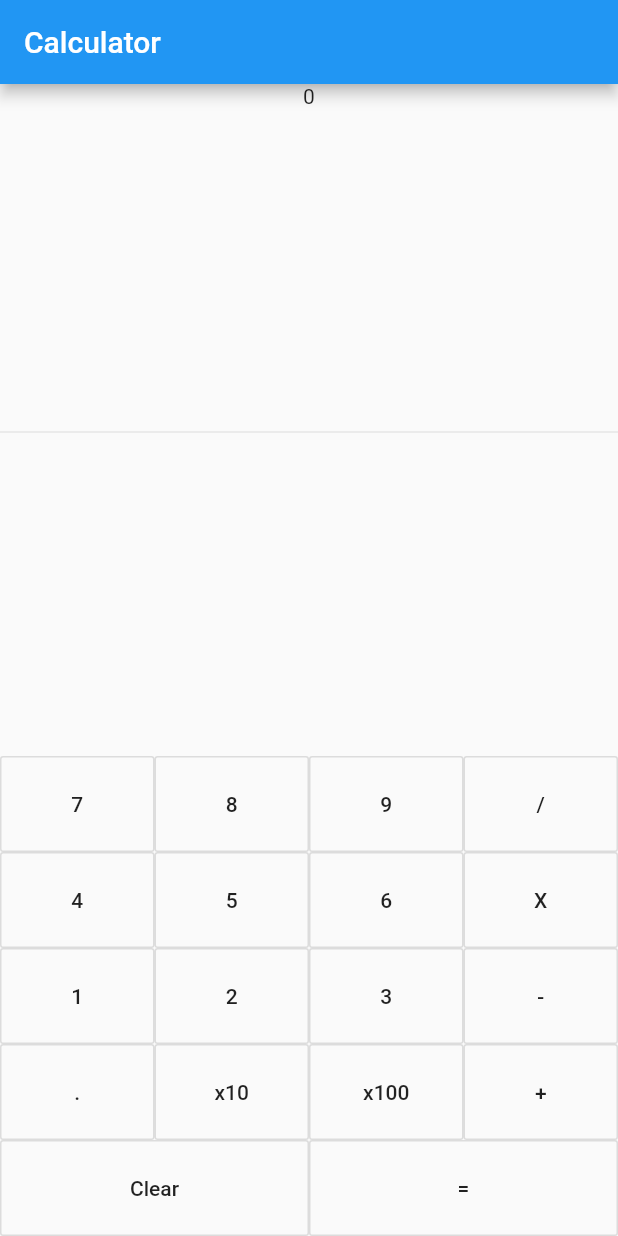
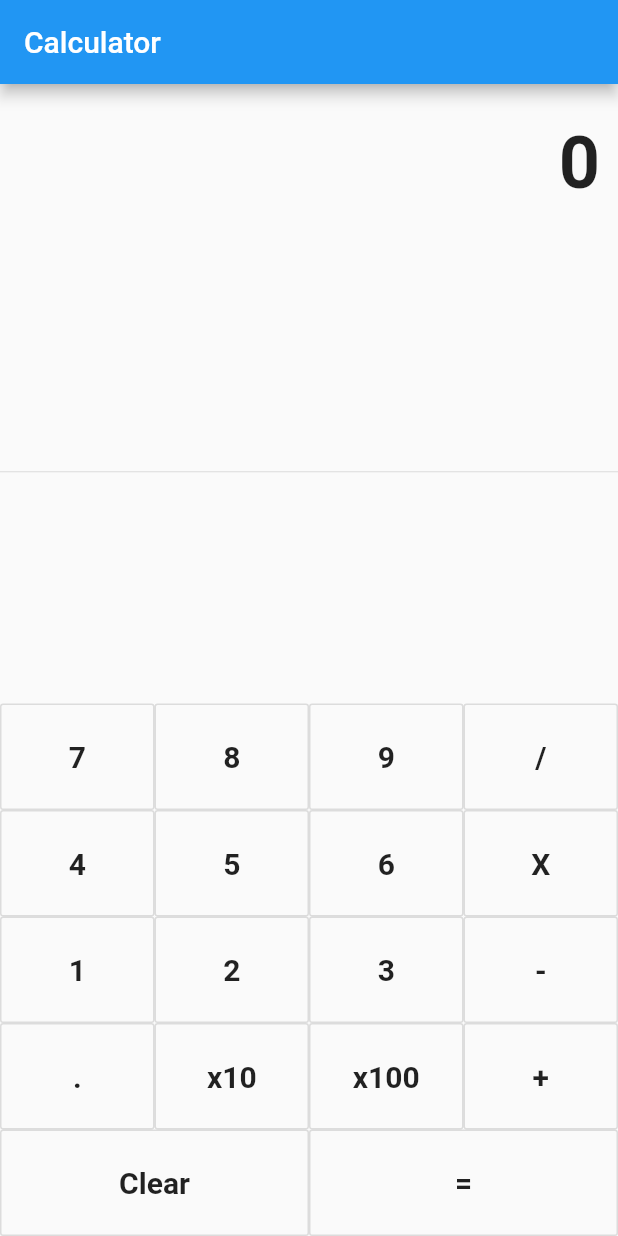
Before and after one commit to kurokawayuki28/flutterAppYolo, a Flutter app: the screen it shows after launch, on a phone screen of 412 x 824 dp. Run offline on Flutter 3.47's test engine with Material 2 defaults, Android fonts, the phone set to English and light mode, and no system bars.

Commit message:
Update 8

```diff
--- a/lib/main.dart
+++ b/lib/main.dart
@@ -30,7 +30,11 @@ class _MyHomePageState extends State<MyHomePage> {
       return  new Expanded (
           child: new OutlineButton(
             padding: new EdgeInsets.all(24.0),
-            child: new Text(buttonText),
+            child: new Text(buttonText,
+              style: TextStyle(
+                fontSize: 20.0,
+                fontWeight: FontWeight.bold
+              )),
             onPressed: () => {},
             ),
         );
@@ -45,9 +49,19 @@ class _MyHomePageState extends State<MyHomePage> {
           title: new Text(widget.title),
         ),
         body: new Container(
-          child: new Column(children: <Widget>[
-            new Text("0"),
+            child: new Column(
+          children: <Widget>[
+            new Container(
+              alignment: Alignment.centerRight,
+              padding: new EdgeInsets.symmetric(
+                vertical: 24.0,
+                horizontal: 12.0
+              ),
+              child: new Text("0", style: new TextStyle(
+                fontSize: 48.0,
+                fontWeight: FontWeight.bold,
 
+              ))),
             new Expanded(
               child: new Divider(),
             ),
```
Also changed, not shown: 1 other file.
